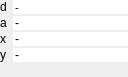
This is src/ui/qgsadvanceddigitizingfloaterbase.ui in olivierdalang/QGIS as Qt 5 draws it before an edit. The edited form follows.
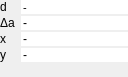
This is the edited form.

What changed in the file:
```diff
--- a/src/ui/qgsadvanceddigitizingfloaterbase.ui
+++ b/src/ui/qgsadvanceddigitizingfloaterbase.ui
@@ -32,7 +32,7 @@
    <item row="3" column="1">
     <widget class="QLabel" name="mAngleLabel">
      <property name="text">
-      <string>a</string>
+      <string>Δa</string>
      </property>
     </widget>
    </item>
```
